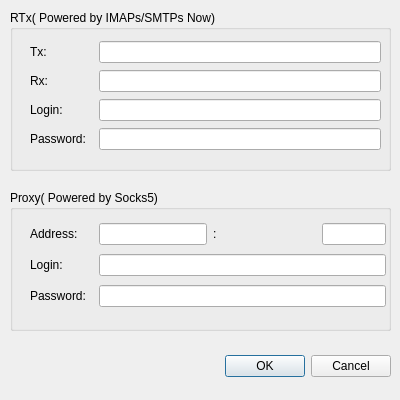
The window that qt/netoptdialog.ui (bitbaba/bitmail) describes before a commit, drawn with Qt 5.
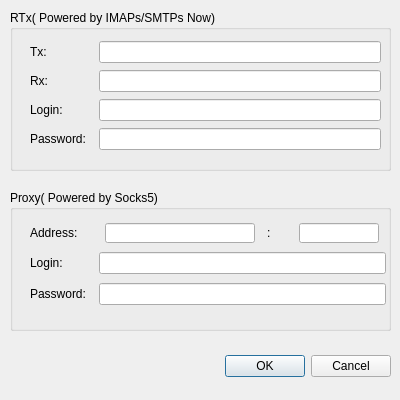
The same window after the commit.

The edit to the form file:
```diff
--- a/qt/netoptdialog.ui
+++ b/qt/netoptdialog.ui
@@ -218,6 +218,24 @@
            <verstretch>0</verstretch>
           </sizepolicy>
          </property>
+         <property name="minimumSize">
+          <size>
+           <width>150</width>
+           <height>20</height>
+          </size>
+         </property>
+         <property name="maximumSize">
+          <size>
+           <width>150</width>
+           <height>20</height>
+          </size>
+         </property>
+         <property name="baseSize">
+          <size>
+           <width>150</width>
+           <height>20</height>
+          </size>
+         </property>
          <property name="inputMask">
           <string notr="true"/>
          </property>
@@ -231,6 +249,30 @@
        </item>
        <item>
         <widget class="QLabel" name="label_2">
+         <property name="sizePolicy">
+          <sizepolicy hsizetype="Fixed" vsizetype="Fixed">
+           <horstretch>0</horstretch>
+           <verstretch>0</verstretch>
+          </sizepolicy>
+         </property>
+         <property name="minimumSize">
+          <size>
+           <width>20</width>
+           <height>20</height>
+          </size>
+         </property>
+         <property name="maximumSize">
+          <size>
+           <width>20</width>
+           <height>20</height>
+          </size>
+         </property>
+         <property name="baseSize">
+          <size>
+           <width>20</width>
+           <height>20</height>
+          </size>
+         </property>
          <property name="text">
           <string>:</string>
          </property>
@@ -246,14 +288,14 @@
          </property>
          <property name="minimumSize">
           <size>
-           <width>64</width>
-           <height>0</height>
+           <width>80</width>
+           <height>20</height>
           </size>
          </property>
          <property name="maximumSize">
           <size>
-           <width>64</width>
-           <height>16777215</height>
+           <width>80</width>
+           <height>20</height>
           </size>
          </property>
          <property name="baseSize">
```
Left out of the diff: 4 changed lines with no effect on the pictures.
